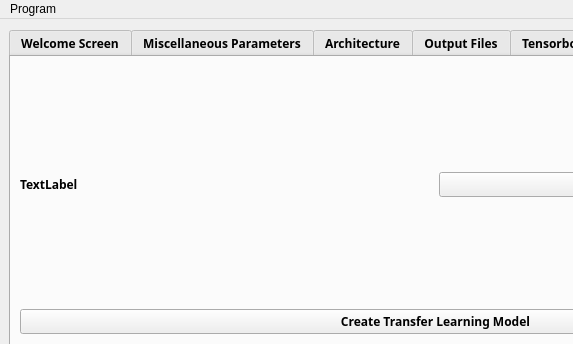
First picture: the form in public/GUI/mainwindow.ui, repository mourra950/Siemens-System-Level-Modelling-of-ASDLA-Graduation-Project, before the edit; both pictures show x 0 to 573 and y 0 to 344 of the 871 by 483 pixel window.
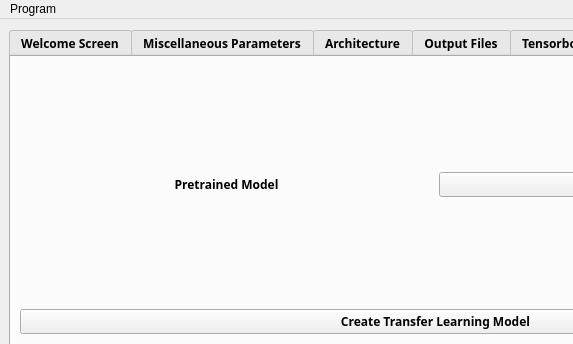
Second picture: the form after the edit.

Diff of the .ui file:
```diff
--- a/public/GUI/mainwindow.ui
+++ b/public/GUI/mainwindow.ui
@@ -692,7 +692,7 @@
           <item>
            <widget class="QLabel" name="label_2">
             <property name="text">
-             <string>TextLabel</string>
+             <string>&lt;html&gt;&lt;head/&gt;&lt;body&gt;&lt;p align=&quot;center&quot;&gt;Pretrained Model&lt;/p&gt;&lt;/body&gt;&lt;/html&gt;</string>
             </property>
            </widget>
           </item>
```
Left out of the diff: 4 changed lines with no effect on the pictures.
